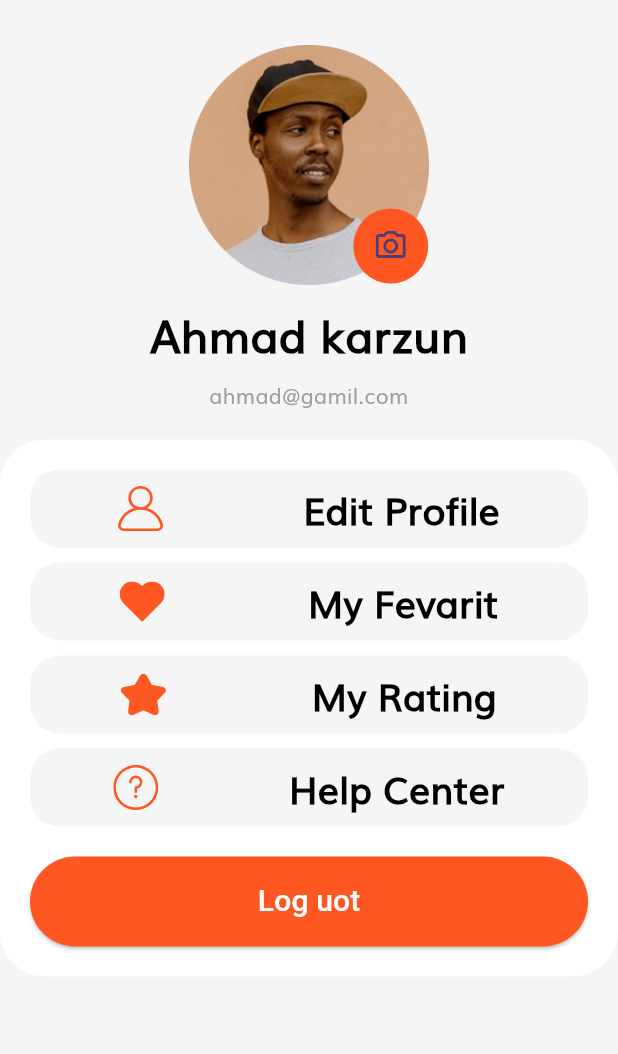
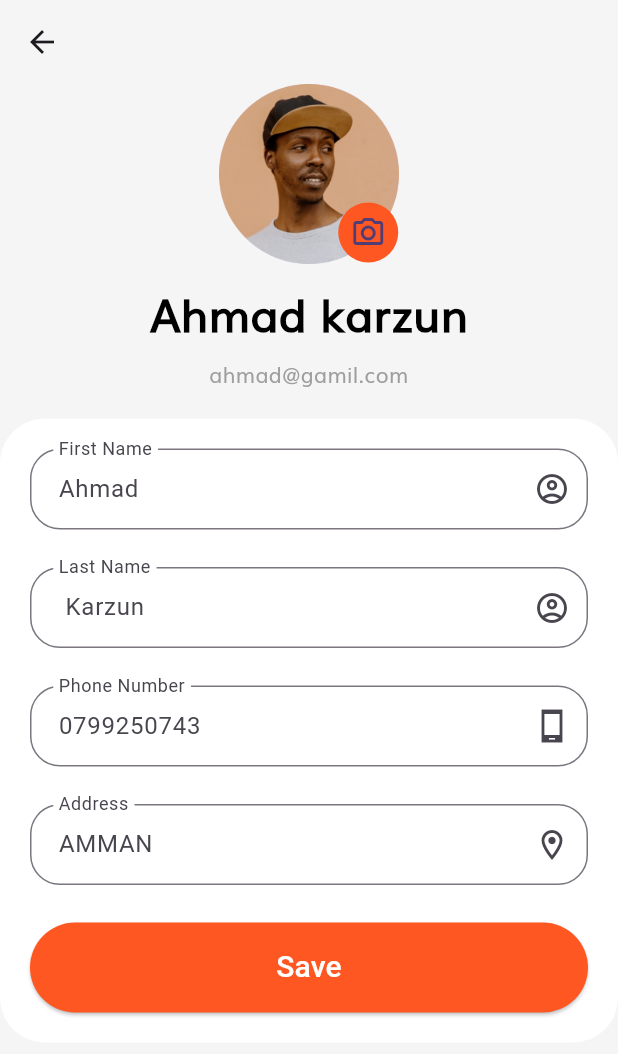
Before and after one commit to ahmadkarazou/ecommars_app, a Flutter app: the ProfileScreen screen opened directly, after a tap on "Edit Profile", on a phone screen of 412 x 824 dp. Shown: the top 1054 px of the screen. Run offline on Flutter 3.47's test engine with Material 2 defaults, Android fonts, the phone set to English and light mode, and no system bars; our stand-ins replace flutter_svg, smooth_page_indicator.

Commit message:
add edit_profile.dart add favorite_screen.dart add success_Screen.dart edit home_page_screen.dart edit profile_screen.dart edit sign_in_screen.dart

```diff
--- /dev/null
+++ b/lib/Screens/edit_profile.dart
@@ -0,0 +1,88 @@
+import 'package:ecommars_app/Screens/profile_screen.dart';
+import 'package:ecommars_app/widget/button_app.dart';
+import 'package:ecommars_app/widget/sup_title_text.dart';
+import 'package:ecommars_app/widget/text_fiel_app.dart';
+import 'package:ecommars_app/widget/title_text.dart';
+import 'package:flutter/material.dart';
+class EditProfile extends StatefulWidget {
+  const EditProfile({super.key});
+
+  @override
+  State<EditProfile> createState() => _EditProfileState();
+}
+
+class _EditProfileState extends State<EditProfile> {
+  @override
+  Widget build(BuildContext context) {
+    return SafeArea(
+        child: Scaffold(
+          backgroundColor: Colors.grey.shade100,
+appBar: AppBar(backgroundColor: Colors.grey.shade100,),
+          body: SingleChildScrollView(
+            child: Container(
+              width: double.infinity,
+              child: Column(
+                crossAxisAlignment: CrossAxisAlignment.center,
+                children: [
+
+                  Stack(
+                    children: [
+                      CircleAvatar(
+                        maxRadius: 60,
+                        child: Image.asset(
+                          'assets/image/Profile Image.png',
+                        ),
+                      ),
+                      Positioned(
+                        bottom: 1,
+                        right: .5,
+                        child: CircleAvatar(
+                            backgroundColor: Colors.deepOrange,
+                            maxRadius: 20,
+                            child: IconButton(
+                                onPressed: () {},
+                                icon: Icon(
+                                  Icons.camera_alt_outlined,
+                                ))),
+                      ),
+                    ],
+                  ),
+                  SizedBox(height: 10),
+                  TitleText(
+                      title: 'Ahmad karzun', colorText: Colors.black, fontSize: 30),
+                  SizedBox(height: 10),
+                  SupTitleText(title: 'ahmad@gamil.com'),
+                  SizedBox(height: 20),
+                  Container(
+                    width: double.infinity,
+                    decoration: BoxDecoration(
+                        color: Colors.white, borderRadius: BorderRadius.circular(30)),
+                    padding: EdgeInsets.all(20),
+                    child: Column(
+                      children: [
+                        TextFieldApp(hintText: 'Ahmad', label:'First Name', iconTextField:const Icon(Icons.account_circle_outlined)),
+                        TextFieldApp(hintText: ' Karzun', label:'Last Name', iconTextField:const Icon(Icons.account_circle_outlined)),
+                        TextFieldApp(hintText: '0799250743', label:'Phone Number', iconTextField:const Icon(Icons.phone_android_sharp)),
+                        TextFieldApp(hintText: 'AMMAN', label:'Address', iconTextField:const Icon(Icons.location_on_outlined)),
+
+                        SizedBox(
+                            height: 60,
+                            width: double.infinity,
+                            child: ButtonApp(
+                              onPressed:() {Navigator.pushReplacement(
+                                  context,
+                                  MaterialPageRoute(
+                                    builder: (context) => ProfileScreen(),
+                                  ));},
+                              ss: 'Save',
+                            ))
+                      ],
+                    ),
+                  )
+                ],
+              ),
+            ),
+          ),
+        ));
+  }
+}
--- a/lib/Screens/home_page_screen.dart
+++ b/lib/Screens/home_page_screen.dart
@@ -1,3 +1,4 @@
+import 'package:ecommars_app/Screens/favorite_screen.dart';
 import 'package:ecommars_app/Screens/product_screen.dart';
 import 'package:ecommars_app/Screens/profile_screen.dart';
 import 'package:flutter/material.dart';
@@ -13,7 +14,7 @@ class HomePageScreen extends StatefulWidget {
 class _HomePageScreenState extends State<HomePageScreen> {
   List<Widget>pages=[
     Home(),
-    Text('Foviret'),
+    FavoriteScreen(),
     Text('Chat'),
     ProfileScreen(),
   ];
--- a/lib/Screens/profile_screen.dart
+++ b/lib/Screens/profile_screen.dart
@@ -1,3 +1,4 @@
+import 'package:ecommars_app/Screens/edit_profile.dart';
 import 'package:ecommars_app/Screens/sign_in_screen.dart';
 import 'package:ecommars_app/widget/button_app.dart';
 import 'package:ecommars_app/widget/sup_title_text.dart';
@@ -18,34 +19,17 @@ class _ProfileScreenState extends State<ProfileScreen> {
     return SafeArea(
         child: Scaffold(
       backgroundColor: Colors.grey.shade100,
-
       body: Container(
         width: double.infinity,
         child: Column(
           crossAxisAlignment: CrossAxisAlignment.center,
           children: [
             SizedBox(height: 30),
-            Stack(
-              children: [
             CircleAvatar(
               maxRadius: 80,
               child: Image.asset(
                 'assets/image/Profile Image.png',
               ),
-                ),
-                Positioned(
-                  bottom: 1,
-                  right: .5,
-                  child: CircleAvatar(
-                      backgroundColor: Colors.deepOrange,
-                      maxRadius: 25,
-                      child: IconButton(
-                          onPressed: () {},
-                          icon: Icon(
-                            Icons.camera_alt_outlined,
-                          ))),
-                ),
-              ],
             ),
             SizedBox(height: 10),
             TitleText(
@@ -63,12 +47,18 @@ class _ProfileScreenState extends State<ProfileScreen> {
                   RowContent(
                     icons: 'assets/icons/User Icon.svg',
                     title: 'Edit Profile',
-                    onTap: () {},
+                    onTap: () {
+                      Navigator.push(
+                          context,
+                          MaterialPageRoute(
+                            builder: (context) => EditProfile(),
+                          ));
+                    },
                   ),
                   SizedBox(height: 10),
                   RowContent(
                     icons: 'assets/icons/Heart Icon_2.svg',
-                    title: 'My Fevarit',
+                    title: 'My favorite',
                     onTap: () {},
                   ),
                   SizedBox(height: 10),
@@ -88,11 +78,13 @@ class _ProfileScreenState extends State<ProfileScreen> {
                       height: 60,
                       width: double.infinity,
                       child: ButtonApp(
-                        onPressed:() {Navigator.pushReplacement(
+                        onPressed: () {
+                          Navigator.pushReplacement(
                               context,
                               MaterialPageRoute(
                                 builder: (context) => SignInScreen(),
-                            ));},
+                              ));
+                        },
                         ss: 'Log uot',
                       ))
                 ],
--- a/lib/Screens/sign_in_screen.dart
+++ b/lib/Screens/sign_in_screen.dart
@@ -1,6 +1,7 @@
 import 'package:ecommars_app/Screens/forgot_password_Screen.dart';
 import 'package:ecommars_app/Screens/home_page_screen.dart';
 import 'package:ecommars_app/Screens/registerScreen.dart';
+import 'package:ecommars_app/Screens/success_Screen.dart';
 import 'package:ecommars_app/widget/button_app.dart';
 import 'package:ecommars_app/widget/sign_in_sochi_Button.dart';
 import 'package:ecommars_app/widget/sup_title_text.dart';
@@ -79,7 +80,7 @@ class _SignInScreenState extends State<SignInScreen> {
                           Navigator.pushReplacement(
                             context,
                             MaterialPageRoute(
-                                builder: (context) => const HomePageScreen()),
+                                builder: (context) => const SuccessScreen()),
                           );
                         },
                       )),
```
Also changed, not shown: lib/Screens/favorite_screen.dart (added, +104 -0 lines), lib/Screens/success_Screen.dart (added, +38 -0 lines). Lines whose indentation alone changed are shown as unchanged.
